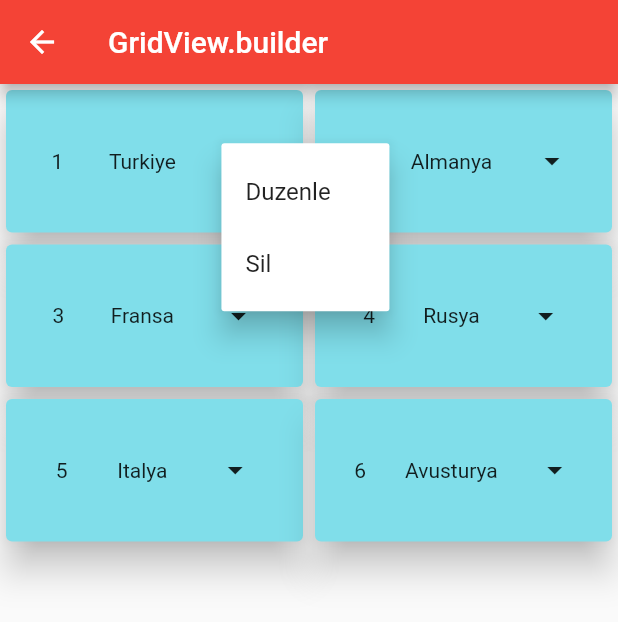
After one commit to tahaturan/flutter_forms, a Flutter app: the GridViewBuilderKullanimi screen opened by its route, after a tap on the "arrow drop down" icon, on a phone screen of 412 x 824 dp. The commit adds this screen. Shown: the top 622 px of the screen. Run offline on Flutter 3.47's test engine with Material 2 defaults, Android fonts, the phone set to English and light mode, and no system bars.

Commit message:
GridView.builder Kullanimi

```diff
--- a/lib/route_generator.dart
+++ b/lib/route_generator.dart
@@ -4,6 +4,7 @@ import 'package:flutter/material.dart';
 import 'package:flutter_forms/views/appbar_kullanimi.dart';
 import 'package:flutter_forms/views/card_kullanimi.dart';
 import 'package:flutter_forms/views/form_kullanimi.dart';
+import 'package:flutter_forms/views/gridview_builder_kullanimi.dart';
 import 'package:flutter_forms/views/listview_builder_dinamik_liste.dart';
 import 'package:flutter_forms/views/my_home_page.dart';
 import 'package:flutter_forms/views/sabit_gridview_kullanimi.dart';
@@ -26,6 +27,8 @@ class RouteGenerator {
         return sayfaGecis(const SabitGridViewKullanimi());
       case "/listviewbuilder":
         return sayfaGecis(const ListViewBuilderDinamikListe());
+      case "/gridViewbuilder":
+        return sayfaGecis(const GridViewBuilderKullanimi());
     }
     return null;
   }
--- /dev/null
+++ b/lib/views/gridview_builder_kullanimi.dart
@@ -0,0 +1,75 @@
+import 'package:flutter/material.dart';
+
+class GridViewBuilderKullanimi extends StatefulWidget {
+  const GridViewBuilderKullanimi({Key? key}) : super(key: key);
+
+  @override
+  State<GridViewBuilderKullanimi> createState() =>
+      _GridViewBuilderKullanimiState();
+}
+
+class _GridViewBuilderKullanimiState extends State<GridViewBuilderKullanimi> {
+  List<String> ulkeler = [
+    "Turkiye",
+    "Almanya",
+    "Fransa",
+    "Rusya",
+    "Italya",
+    "Avusturya"
+  ];
+  @override
+  Widget build(BuildContext context) {
+    return Scaffold(
+      appBar: AppBar(
+        title: const Text('GridView.builder'),
+      ),
+      body: GridView.builder(
+        gridDelegate: const SliverGridDelegateWithFixedCrossAxisCount(
+          crossAxisCount: 2,
+          childAspectRatio: 2 / 1,
+        ),
+        itemCount: ulkeler.length,
+        itemBuilder: (BuildContext context, int index) {
+          return GestureDetector(
+            onTap: () {
+              debugPrint("${ulkeler[index]} Secildi");
+            },
+            child: Card(
+              elevation: 10,
+              color: Colors.cyan[200],
+              child: Row(
+                mainAxisAlignment: MainAxisAlignment.spaceEvenly,
+                children: [
+                  Text("${index + 1}"),
+                  Text(ulkeler[index]),
+                  PopupMenuButton(
+                    itemBuilder: (context) => [
+                      const PopupMenuItem(
+                        value: 1,
+                        child: Text("Duzenle"),
+                      ),
+                      const PopupMenuItem(
+                        value: 2,
+                        child: Text("Sil"),
+                      ),
+                    ],
+                    onSelected: (int secilenValue) {
+                      if (secilenValue == 1) {
+                        debugPrint(
+                            "${ulkeler[index]} icin Duzenleme Islemi Secildi");
+                      } else if (secilenValue == 2) {
+                        debugPrint(
+                            "${ulkeler[index]} icin Silme Islemi Secildi");
+                      }
+                    },
+                    child: const Icon(Icons.arrow_drop_down_sharp),
+                  )
+                ],
+              ),
+            ),
+          );
+        },
+      ),
+    );
+  }
+}
--- a/lib/views/my_home_page.dart
+++ b/lib/views/my_home_page.dart
@@ -57,6 +57,9 @@ class _MyHomePageState extends State<MyHomePage> {
             SayfaGecisButton(
                 butonAdi: "ListView.builder",
                 gidilecekSayfaAdi: "listviewbuilder"),
+            SayfaGecisButton(
+                butonAdi: "GridView.builder",
+                gidilecekSayfaAdi: "gridViewbuilder")
           ],
         ),
       ),
```
Also changed, not shown: images/gridviewbuilder.gif (added), 1 other file.
